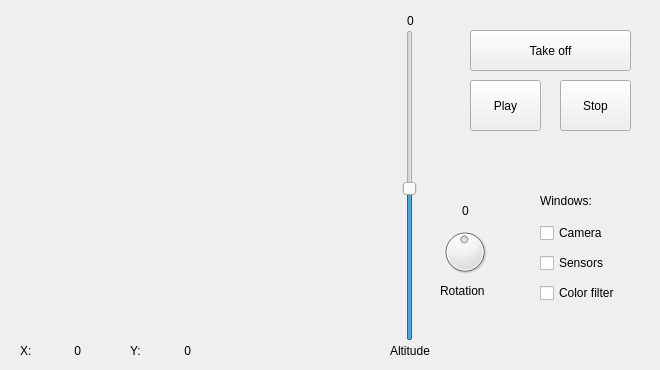
Old version of the form gui/ui_gui.ui in the repository fqez-jderobot/introrob_py.
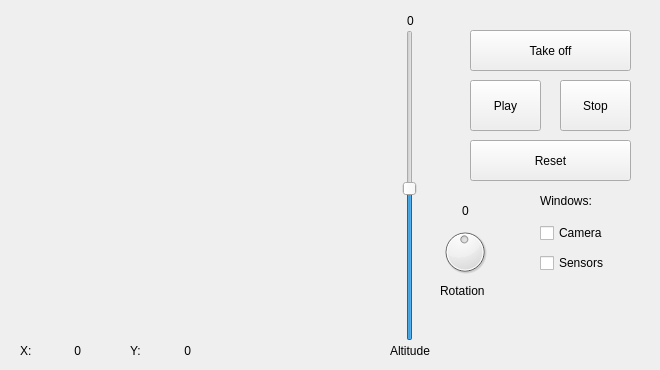
New version of the form. Icons and pictures are not drawn.

Commit message: Fix #196: Improved introrob_py to better control over real-Ar.Drone - Deleted color filter - Added velocities restrictions to real-Ar.Drone - Added the reset button - Code refactorization

Patch:
```diff
--- a/gui/ui_gui.ui
+++ b/gui/ui_gui.ui
@@ -131,19 +131,6 @@
      <string>Sensors</string>
     </property>
    </widget>
-   <widget class="QCheckBox" name="colorFilterCheck">
-    <property name="geometry">
-     <rect>
-      <x>540</x>
-      <y>280</y>
-      <width>94</width>
-      <height>26</height>
-     </rect>
-    </property>
-    <property name="text">
-     <string>Color filter</string>
-    </property>
-   </widget>
    <widget class="QLabel" name="altdLabel">
     <property name="geometry">
      <rect>
@@ -287,6 +274,19 @@
      <set>Qt::AlignCenter</set>
     </property>
    </widget>
+   <widget class="QPushButton" name="resetButton">
+    <property name="geometry">
+     <rect>
+      <x>470</x>
+      <y>140</y>
+      <width>161</width>
+      <height>41</height>
+     </rect>
+    </property>
+    <property name="text">
+     <string>Reset</string>
+    </property>
+   </widget>
   </widget>
  </widget>
  <resources>
```
The commit also changes 11 other files.
